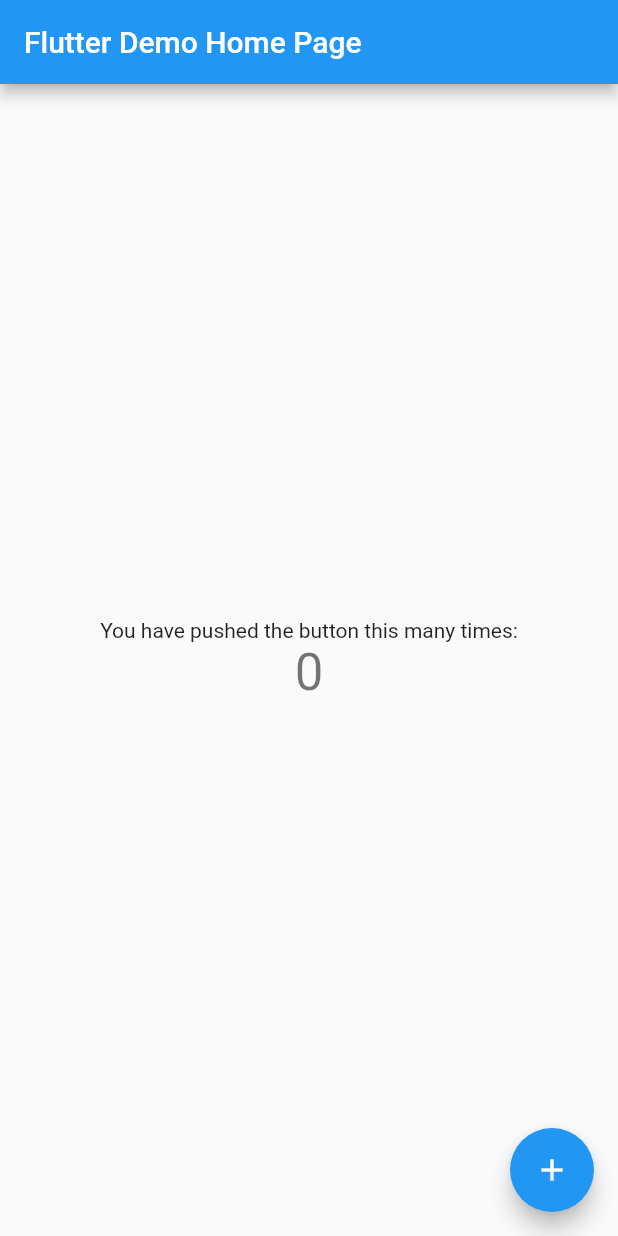
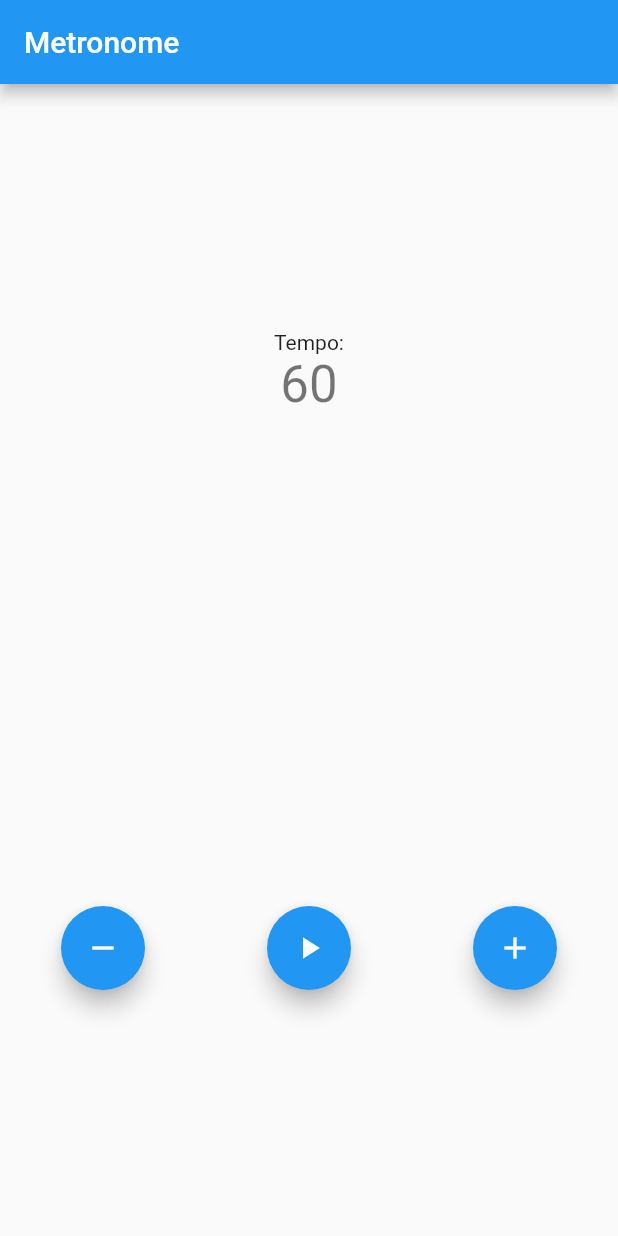
Before and after one commit to jcstange/metronome, a Flutter app: the screen it shows after launch, on a phone screen of 412 x 824 dp. Run offline on Flutter 3.47's test engine with Material 2 defaults, Android fonts, the phone set to English and light mode, and no system bars; missing offline and left inert: soundpool.

Commit message:
Working metronome with tempo change, play/pause button

```diff
--- a/lib/main.dart
+++ b/lib/main.dart
@@ -1,48 +1,29 @@
+import 'dart:async';
+
 import 'package:flutter/material.dart';
+import 'package:flutter/services.dart';
+import 'package:soundpool/soundpool.dart';
 
 void main() {
   runApp(MyApp());
 }
 
 class MyApp extends StatelessWidget {
-  // This widget is the root of your application.
   @override
   Widget build(BuildContext context) {
     return MaterialApp(
-      title: 'Flutter Demo',
+      title: 'Metronome',
       theme: ThemeData(
-        // This is the theme of your application.
-        //
-        // Try running your application with "flutter run". You'll see the
-        // application has a blue toolbar. Then, without quitting the app, try
-        // changing the primarySwatch below to Colors.green and then invoke
-        // "hot reload" (press "r" in the console where you ran "flutter run",
-        // or simply save your changes to "hot reload" in a Flutter IDE).
-        // Notice that the counter didn't reset back to zero; the application
-        // is not restarted.
         primarySwatch: Colors.blue,
-        // This makes the visual density adapt to the platform that you run
-        // the app on. For desktop platforms, the controls will be smaller and
-        // closer together (more dense) than on mobile platforms.
         visualDensity: VisualDensity.adaptivePlatformDensity,
       ),
-      home: MyHomePage(title: 'Flutter Demo Home Page'),
+      home: MyHomePage(title: 'Metronome'),
     );
   }
 }
 
 class MyHomePage extends StatefulWidget {
   MyHomePage({Key key, this.title}) : super(key: key);
-
-  // This widget is the home page of your application. It is stateful, meaning
-  // that it has a State object (defined below) that contains fields that affect
-  // how it looks.
-
-  // This class is the configuration for the state. It holds the values (in this
-  // case the title) provided by the parent (in this case the App widget) and
-  // used by the build method of the State. Fields in a Widget subclass are
-  // always marked "final".
-
   final String title;
 
   @override
@@ -50,68 +31,159 @@
 }
 
 class _MyHomePageState extends State<MyHomePage> {
-  int _counter = 0;
+  int tempo = 60;
+  Sound sound;
+  Future<int> soundId;
+  Beat beat;
+  StreamSubscription subscription;
+  bool isPlaying = false;
 
-  void _incrementCounter() {
+  @override
+  void initState() {
+    print("initState");
+    sound = Sound();
+    sound.init();
+    soundId = sound.loadSound();
+    super.initState();
+  }
+
+  @override
+  void didUpdateWidget(MyHomePage oldWidget) {
+    super.didUpdateWidget(oldWidget);
+  }
+
+  void play() {
+    if (beat == null) beat = Beat(tempo);
     setState(() {
-      // This call to setState tells the Flutter framework that something has
-      // changed in this State, which causes it to rerun the build method below
-      // so that the display can reflect the updated values. If we changed
-      // _counter without calling setState(), then the build method would not be
-      // called again, and so nothing would appear to happen.
-      _counter++;
+      isPlaying = true;
     });
+    subscribe();
+  }
+
+  void subscribe(){
+    var startTime = DateTime.now().millisecondsSinceEpoch;
+    subscription = beat.beat.stream.listen((data) {
+      var sinceLastBeat = DateTime.now().millisecondsSinceEpoch - startTime;
+      print('Since last beat = $sinceLastBeat');
+      startTime = DateTime.now().millisecondsSinceEpoch;
+      sound.playSound(soundId);
+    });
+  }
+
+  void stop() {
+    print("stop");
+    setState(() {
+      isPlaying = false;
+    });
+    subscription.cancel();
+  }
+
+  void increaseTempo() {
+    setState(() {
+      tempo = tempo+1;
+    });
+    updateBeat(tempo);
+  }
+
+  void reduceTempo() {
+    setState(() {
+      tempo = tempo-1;
+    });
+    updateBeat(tempo);
+  }
+
+  void updateBeat(int tempo) {
+    print("New tempo: $tempo");
+    subscription.cancel();
+    beat = Beat(tempo);
+    subscribe();
   }
 
   @override
   Widget build(BuildContext context) {
-    // This method is rerun every time setState is called, for instance as done
-    // by the _incrementCounter method above.
-    //
-    // The Flutter framework has been optimized to make rerunning build methods
-    // fast, so that you can just rebuild anything that needs updating rather
-    // than having to individually change instances of widgets.
     return Scaffold(
       appBar: AppBar(
-        // Here we take the value from the MyHomePage object that was created by
-        // the App.build method, and use it to set our appbar title.
         title: Text(widget.title),
       ),
       body: Center(
-        // Center is a layout widget. It takes a single child and positions it
-        // in the middle of the parent.
         child: Column(
-          // Column is also a layout widget. It takes a list of children and
-          // arranges them vertically. By default, it sizes itself to fit its
-          // children horizontally, and tries to be as tall as its parent.
-          //
-          // Invoke "debug painting" (press "p" in the console, choose the
-          // "Toggle Debug Paint" action from the Flutter Inspector in Android
-          // Studio, or the "Toggle Debug Paint" command in Visual Studio Code)
-          // to see the wireframe for each widget.
-          //
-          // Column has various properties to control how it sizes itself and
-          // how it positions its children. Here we use mainAxisAlignment to
-          // center the children vertically; the main axis here is the vertical
-          // axis because Columns are vertical (the cross axis would be
-          // horizontal).
           mainAxisAlignment: MainAxisAlignment.center,
           children: <Widget>[
-            Text(
-              'You have pushed the button this many times:',
-            ),
-            Text(
-              '$_counter',
-              style: Theme.of(context).textTheme.headline4,
-            ),
+            Expanded(
+                child:Center(
+                    child: Column(
+                      mainAxisAlignment: MainAxisAlignment.center,
+                      children: <Widget>[
+                        Center(child: Text(
+                          'Tempo:',
+                        )),
+                        Center(child: Text(
+                          '$tempo',
+                          style: Theme.of(context).textTheme.headline4,
+                        )),
+                    ],))),
+            Expanded(child: Center(
+                child: Row(
+              children: <Widget>[
+                Expanded(
+                    child: FloatingActionButton(
+                        onPressed: reduceTempo,
+                        tooltip: 'Reduce Tempo',
+                        child: Icon(Icons.remove))),
+                // This trailing comma makes auto-formatting nicer for build methods.
+                Expanded(
+                    child: FloatingActionButton(
+                        onPressed: isPlaying ? stop : play,
+                        tooltip: 'Increment',
+                        child: isPlaying
+                            ? Icon(Icons.pause)
+                            : Icon(Icons.play_arrow))),
+                // This trailing comma makes auto-formatting nicer for build methods.
+                Expanded(
+                    child: FloatingActionButton(
+                        onPressed: increaseTempo,
+                        tooltip: 'Increase Tempo',
+                        child: Icon(Icons.add))),
+                // This trailing comma makes auto-formatting nicer for build methods.
+              ],
+            )))
           ],
         ),
       ),
-      floatingActionButton: FloatingActionButton(
-        onPressed: _incrementCounter,
-        tooltip: 'Increment',
-        child: Icon(Icons.add),
-      ), // This trailing comma makes auto-formatting nicer for build methods.
     );
   }
 }
+
+class Sound {
+  Soundpool soundPool;
+
+  void init() {
+    instantiate();
+  }
+
+  Future<void> instantiate() async {
+    WidgetsFlutterBinding.ensureInitialized();
+    soundPool = Soundpool();
+  }
+
+  Future<int> loadSound() async {
+    var asset = await rootBundle.load("assets/sounds/widefngr.wav");
+    return await soundPool.load(asset);
+  }
+
+  Future<void> playSound(Future<int> soundId) async {
+    var _sound = await soundId;
+    await soundPool.play(_sound);
+  }
+}
+
+class Beat {
+  final int tempo;
+  StreamController<void> beat = StreamController();
+
+  Beat(this.tempo) {
+    Timer.periodic(Duration(milliseconds: 60000 ~/ tempo), (t) {
+      beat.add("");
+    });
+  }
+}
```
Also changed, not shown: pubspec.yaml (+4 -4 lines), pubspec.lock, 4 other files.
